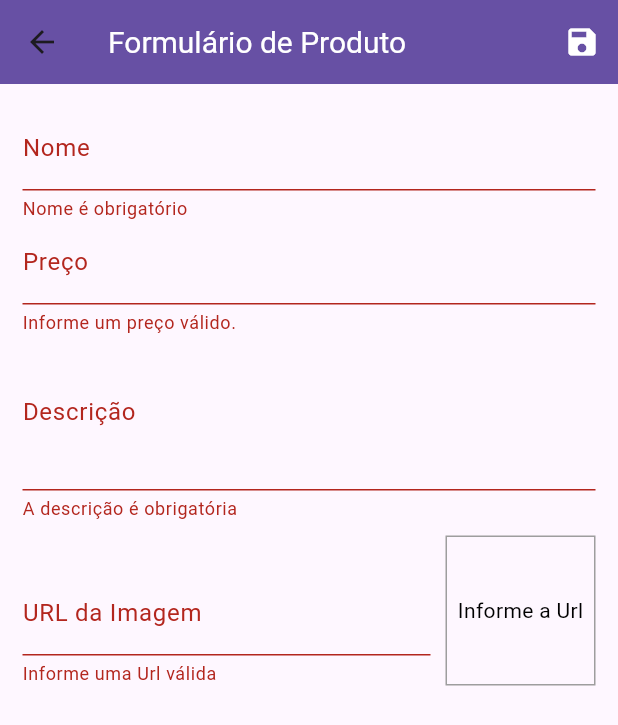
After one commit to devRafaelDias/Add-to-cart, a Flutter app: the ProductFormPage screen opened by its route, after a tap on the "save" icon, on a phone screen of 412 x 824 dp. The commit adds this screen. Shown: the top 725 px of the screen. Run offline on Flutter 3.47's test engine with Material 3 defaults, Android fonts, the phone set to English and light mode, and no system bars; network calls fail.

Commit message:
Campo para adicionar Url da imagem

```diff
--- a/lib/main.dart
+++ b/lib/main.dart
@@ -6,6 +6,8 @@ import 'package:shop/models/product_list.dart';
 import 'package:shop/screens/cart_page.dart';
 import 'package:shop/screens/orders_page.dart';
 import 'package:shop/screens/product_datail_page.dart';
+import 'package:shop/screens/product_form_page.dart';
+import 'package:shop/screens/product_page.dart';
 import 'package:shop/screens/products_overview_page.dart';
 import 'package:shop/utils/app_routes.dart';
 
@@ -48,6 +50,8 @@ class MyApp extends StatelessWidget {
           AppRoutes.PRODUCT_DATAIL: (context) => const ProductDetailPage(),
           AppRoutes.CART: (context) => const CartPage(),
           AppRoutes.ORDERS: (context) => const OrdersPage(),
+          AppRoutes.PRODUCTS: (context) => const ProductPage(),
+          AppRoutes.PRODUCT_FORM: (context) => const ProductFormPage(),
         },
       ),
     );
--- a/lib/models/product_list.dart
+++ b/lib/models/product_list.dart
@@ -12,6 +12,10 @@ class ProductList with ChangeNotifier {
   void addProduct(Product product) {
     _items.add(product);
     notifyListeners();
+  }
+
+  int get itemsCount {
+    return _items.length;
   }
 }
 
--- /dev/null
+++ b/lib/screens/product_form_page.dart
@@ -0,0 +1,214 @@
+import 'dart:math';
+
+import 'package:flutter/material.dart';
+import 'package:shop/models/product.dart';
+
+class ProductFormPage extends StatefulWidget {
+  const ProductFormPage({super.key});
+
+  @override
+  State<ProductFormPage> createState() => _ProductFormPageState();
+}
+
+class _ProductFormPageState extends State<ProductFormPage> {
+  final _priceFocus = FocusNode();
+  final _descriptionFocus = FocusNode();
+  final _imageUrlFocus = FocusNode();
+  final _imageUrlController = TextEditingController();
+
+  final _formData = Map<String, Object>();
+
+  final _formKey = GlobalKey<FormState>();
+
+  @override
+  void initState() {
+    super.initState();
+    _imageUrlFocus.addListener(updateImage);
+  }
+
+  @override
+  void dispose() {
+    super.dispose();
+    _priceFocus.dispose();
+    _descriptionFocus.dispose();
+    _imageUrlFocus.removeListener(updateImage);
+    _imageUrlFocus.dispose();
+  }
+
+  void updateImage() => setState(() {});
+
+  bool isValidImageUrl(String url) {
+    bool isValidUrl = Uri.tryParse(url)?.hasAbsolutePath ?? false;
+    bool endWithFile = url.toLowerCase().endsWith('.png') ||
+        url.toLowerCase().endsWith('.jpg') ||
+        url.toLowerCase().endsWith('.jpeg');
+
+    return isValidUrl && endWithFile;
+  }
+
+  void _submitForm() {
+    final isValid = _formKey.currentState?.validate() ?? false;
+    if (!isValid) {
+      return;
+    }
+
+    _formKey.currentState?.save();
+    final newProduct = Product(
+      id: Random().nextDouble().toString(),
+      name: _formData['name'].toString(),
+      description: _formData['description'].toString(),
+      price: _formData['price'] as double,
+      imageUrl: _formData['imageUrl'].toString(),
+    );
+
+    print(newProduct.name);
+  }
+
+  @override
+  Widget build(BuildContext context) {
+    return Scaffold(
+      appBar: AppBar(
+        title: const Text('Formulário de Produto'),
+        actions: [
+          IconButton(
+            onPressed: _submitForm,
+            icon: const Icon(
+              Icons.save,
+              color: Colors.white,
+            ),
+          ),
+        ],
+      ),
+      body: Padding(
+        padding: const EdgeInsets.all(15),
+        child: Form(
+          key: _formKey,
+          child: ListView(
+            children: [
+              TextFormField(
+                decoration: const InputDecoration(labelText: 'Nome'),
+                style: const TextStyle(color: Colors.black),
+                onFieldSubmitted: (_) {
+                  FocusScope.of(context).requestFocus(_priceFocus);
+                },
+                textInputAction: TextInputAction.next,
+                onSaved: (name) => _formData['name'] = name ?? '',
+                validator: (_name) {
+                  final name = _name ?? '';
+
+                  if (name.trim().isEmpty) {
+                    return 'Nome é obrigatório';
+                  }
+                  if (name.trim().length < 3) {
+                    return 'Nome precisa ter no mínimo 3 letras.';
+                  }
+
+                  return null;
+                },
+              ),
+              TextFormField(
+                decoration: const InputDecoration(labelText: 'Preço'),
+                style: const TextStyle(color: Colors.black),
+                keyboardType: const TextInputType.numberWithOptions(
+                  decimal: true,
+                ),
+                focusNode: _priceFocus,
+                validator: (_price) {
+                  final priceString = _price ?? '-1';
+
+                  final price = double.tryParse(priceString) ?? -1;
+
+                  if (price <= 0) {
+                    return 'Informe um preço válido.';
+                  }
+
+                  return null;
+                },
+                textInputAction: TextInputAction.next,
+                onSaved: (price) =>
+                    _formData['price'] = double.parse(price ?? '0'),
+              ),
+              TextFormField(
+                decoration: const InputDecoration(labelText: 'Descrição'),
+                validator: (_description) {
+                  final description = _description ?? '';
+
+                  if (description.trim().isEmpty) {
+                    return 'A descrição é obrigatória';
+                  }
+                  if (description.trim().length < 10) {
+                    return 'A descrição precisa ter no mínimo 3 letras.';
+                  }
+
+                  return null;
+                },
+                style: const TextStyle(color: Colors.black),
+                keyboardType: TextInputType.multiline,
+                focusNode: _descriptionFocus,
+                onSaved: (description) =>
+                    _formData['description'] = description ?? '',
+                maxLines: 3,
+                textInputAction: TextInputAction.next,
+                onFieldSubmitted: (_) {
+                  FocusScope.of(context).requestFocus(_descriptionFocus);
+                },
+              ),
+              Row(
+                crossAxisAlignment: CrossAxisAlignment.end,
+                children: [
+                  Expanded(
+                    child: TextFormField(
+                      decoration:
+                          const InputDecoration(labelText: 'URL da Imagem'),
+                      style: const TextStyle(color: Colors.black),
+                      focusNode: _imageUrlFocus,
+                      keyboardType: TextInputType.url,
+                      textInputAction: TextInputAction.done,
+                      controller: _imageUrlController,
+                      onFieldSubmitted: (_) => _submitForm(),
+                      onSaved: (imageUrl) =>
+                          _formData['imageUrl'] = imageUrl ?? '',
+                      validator: (_imageUrl) {
+                        final imageUrl = _imageUrl ?? '';
+
+                        if (!isValidImageUrl(imageUrl)) {
+                          return 'Informe uma Url válida';
+                        }
+
+                        return null;
+                      },
+                    ),
+                  ),
+                  Container(
+                    height: 100,
+                    width: 100,
+                    margin: const EdgeInsets.only(
+                      top: 10,
+                      left: 10,
+                    ),
+                    decoration: BoxDecoration(
+                      border: Border.all(
+                        color: Colors.grey,
+                        width: 1,
+                      ),
+                    ),
+                    alignment: Alignment.center,
+                    child: _imageUrlController.text.isEmpty
+                        ? const Text(
+                            'Informe a Url',
+                            style: TextStyle(color: Colors.black),
+                          )
+                        : FittedBox(
+                            fit: BoxFit.cover,
+                            child: Image.network(_imageUrlController.text),
+                          ),
+                  ),
+                ],
+              ),
+            ],
+          ),
+        ),
+      ),
+    );
+  }
+}
--- a/lib/utils/app_routes.dart
+++ b/lib/utils/app_routes.dart
@@ -5,4 +5,6 @@ class AppRoutes {
   static const PRODUCT_DATAIL = '/product-datail';
   static const ORDERS = '/orders';
   static const CART = '/cart';
+  static const PRODUCTS = '/products';
+  static const PRODUCT_FORM = '/product-form';
 }
--- a/lib/widgets/productGrid.dart
+++ b/lib/widgets/productGrid.dart
@@ -4,7 +4,7 @@ import 'package:flutter/material.dart';
 import 'package:provider/provider.dart';
 import 'package:shop/models/product.dart';
 import 'package:shop/models/product_list.dart';
-import 'package:shop/widgets/product_item.dart';
+import 'package:shop/widgets/product_grid_item.dart';
 
 // ignore: must_be_immutable
 class ProductGrid extends StatelessWidget {
@@ -28,7 +28,7 @@ class ProductGrid extends StatelessWidget {
       itemCount: loadedProducts.length,
       itemBuilder: (context, index) => ChangeNotifierProvider.value(
         value: loadedProducts[index],
-        child: const ProductItem(),
+        child: const ProductGridItem(),
       ),
     );
   }
```
Also changed, not shown: lib/models/cart.dart (+22 -0 lines), lib/screens/product_page.dart (added, +41 -0 lines), lib/widgets/app_dreawer.dart (+8 -0 lines), lib/widgets/cart_item.dart (+23 -0 lines), lib/widgets/product_grid_item.dart (added, +70 -0 lines), lib/widgets/product_item.dart (+22 -38 lines).
